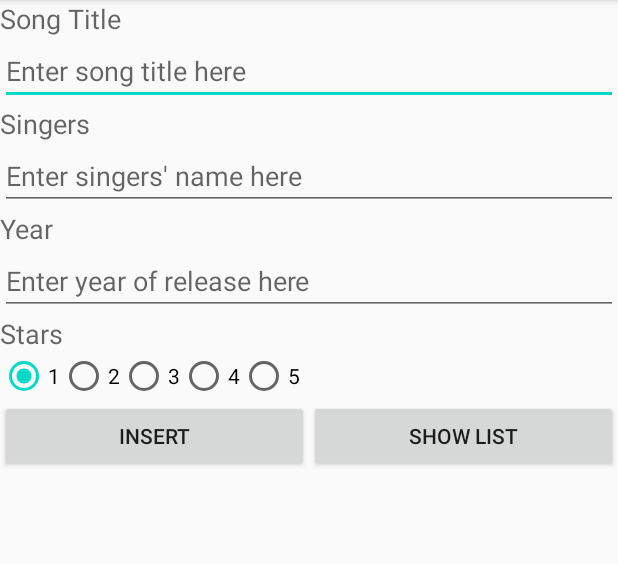
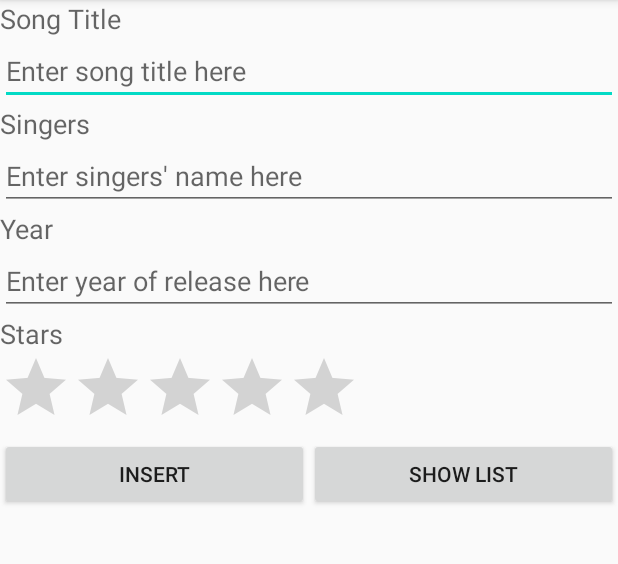
Before and after one commit to ariqah/OurSingaporeIslands, an Android app: the screen it shows after launch (MainActivity), on a phone screen of 412 x 824 dp, the part 84-648 px from its top. Run offline under Robolectric (Android 15) with nearby library versions, the phone set to English and light mode, and no system bars.

Commit message:
L11 Changes

```diff
--- a/app/src/main/res/layout/activity_main.xml
+++ b/app/src/main/res/layout/activity_main.xml
@@ -51,44 +51,14 @@
         android:text="@string/stars"
         android:textAppearance="?android:attr/textAppearanceMedium" />
 
-    <RadioGroup
-        android:id="@+id/rgStars"
+    <RatingBar
+        android:id="@+id/ratingBarInsertSong"
         android:layout_width="wrap_content"
         android:layout_height="wrap_content"
-        android:orientation="horizontal" >
+        android:numStars="5"
+        android:stepSize="1"/>
 
-        <RadioButton
-            android:id="@+id/radio1"
-            android:layout_width="wrap_content"
-            android:layout_height="wrap_content"
-            android:checked="true"
-            android:text="@string/one" />
 
-        <RadioButton
-            android:id="@+id/radio2"
-            android:layout_width="wrap_content"
-            android:layout_height="wrap_content"
-            android:text="@string/two" />
-
-        <RadioButton
-            android:id="@+id/radio3"
-            android:layout_width="wrap_content"
-            android:layout_height="wrap_content"
-            android:text="@string/three" />
-
-        <RadioButton
-            android:id="@+id/radio4"
-            android:layout_width="wrap_content"
-            android:layout_height="wrap_content"
-            android:text="@string/four" />
-
-        <RadioButton
-            android:id="@+id/radio5"
-            android:layout_width="wrap_content"
-            android:layout_height="wrap_content"
-            android:text="@string/five" />
-
-    </RadioGroup>
 
     <LinearLayout
         android:layout_width="match_parent"
```
Also changed, not shown: app/src/main/java/com/myapplicationdev/android/p05_ndpsongs/CustomAdapter.java (+22 -6 lines), app/src/main/java/com/myapplicationdev/android/p05_ndpsongs/MainActivity.java (+4 -20 lines), app/src/main/java/com/myapplicationdev/android/p05_ndpsongs/ThirdActivity.java (+12 -13 lines), app/src/main/res/layout/activity_third.xml (+5 -37 lines), app/src/main/res/layout/row.xml (+17 -9 lines), app/src/main/res/drawable/newsong.png (added).
